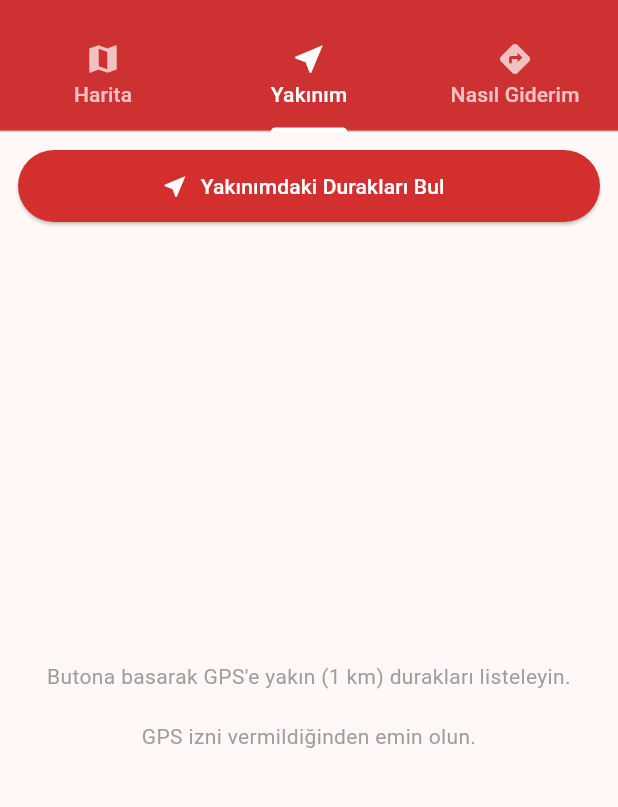
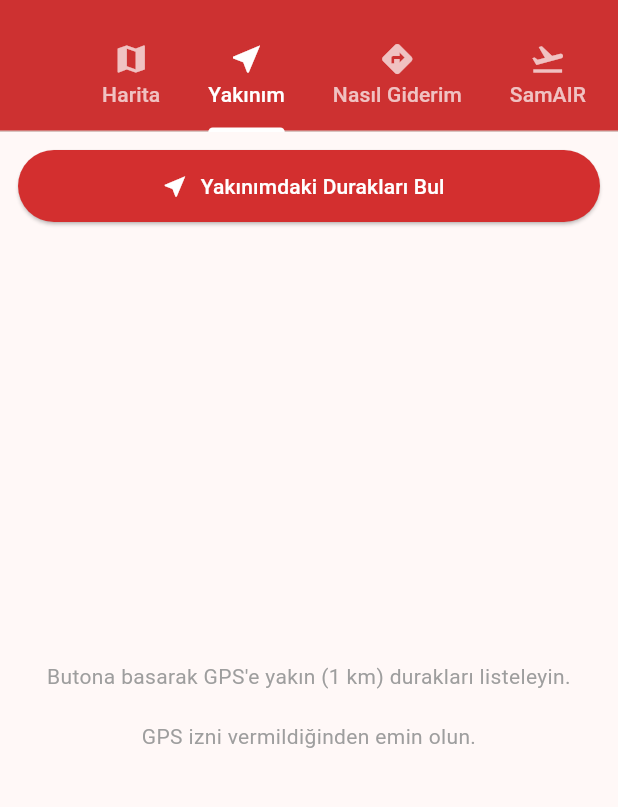
Before and after one commit to tarihcituranx/Samsun-GTFS-RT, a Flutter app: the screen it shows after launch, tab 2 chosen, on a phone screen of 412 x 824 dp, the part 63-870 px from its top. Run offline on Flutter 3.47's test engine with Material 3 defaults, Android fonts, the phone set to English and light mode, and no system bars; our stand-ins replace flutter_map, geolocator, latlong2, sqflite; accounts and stored records are empty; network calls fail.

Commit message:
feat(mobile): Restore all lost features - Live Tracking, SamAIR, Price Service, Tramway Priority

```diff
--- a/samsun_mobil/samsun_mobil_app/lib/screens/home_screen.dart
+++ b/samsun_mobil/samsun_mobil_app/lib/screens/home_screen.dart
@@ -1,4 +1,5 @@
 
+import 'dart:async';
 import 'dart:math' as math;
 import 'package:flutter/material.dart';
 import 'package:flutter_map/flutter_map.dart';
@@ -6,6 +7,8 @@ import 'package:latlong2/latlong.dart';
 import 'package:geolocator/geolocator.dart';
 import '../services/db_service.dart';
 import '../services/api_service.dart';
+import '../services/price_service.dart';
+import 'samair_screen.dart';
 
 class HomeScreen extends StatefulWidget {
   const HomeScreen({Key? key}) : super(key: key);
@@ -27,6 +30,10 @@ class _HomeScreenState extends State<HomeScreen> with SingleTickerProviderStateM
   bool _isRouting = false;
 
   List<dynamic> _yaklasanAraclar = [];
+  List<Map<String, dynamic>> _liveVehicles = [];
+  String? _activeLineCode;
+  Timer? _liveTimer;
+  Map<String, double> _prices = {};
   LatLng _myLocation = const LatLng(41.2867, 36.3300);
 
   final TextEditingController _hedefCtrl = TextEditingController();
@@ -34,16 +41,36 @@ class _HomeScreenState extends State<HomeScreen> with SingleTickerProviderStateM
   @override
   void initState() {
     super.initState();
-    _tabController = TabController(length: 3, vsync: this);
+    _tabController = TabController(length: 4, vsync: this);
     _loadDuraklar();
     _getLocation();
+    _loadPrices();
   }
 
   @override
   void dispose() {
+    _liveTimer?.cancel();
     _tabController.dispose();
     _hedefCtrl.dispose();
     super.dispose();
+  }
+
+  Future<void> _loadPrices() async {
+    final p = await PriceService.fetchPrices();
+    if (mounted) setState(() => _prices = p);
+  }
+
+  void _startLiveTracking(String lineCode) {
+    _liveTimer?.cancel();
+    _activeLineCode = lineCode;
+    _fetchLiveVehicles();
+    _liveTimer = Timer.periodic(const Duration(seconds: 15), (_) => _fetchLiveVehicles());
+  }
+
+  Future<void> _fetchLiveVehicles() async {
+    if (_activeLineCode == null) return;
+    final vehicles = await ApiService.getHattakiAraclar(_activeLineCode!);
+    if (mounted) setState(() => _liveVehicles = vehicles);
   }
 
   Future<void> _getLocation() async {
@@ -138,6 +165,12 @@ class _HomeScreenState extends State<HomeScreen> with SingleTickerProviderStateM
             _tabController.animateTo(0);
           }
         });
+        // Rotanın ilk hattı için canlı izlemeyi başlat
+        final firstCode = routes[0]['desc']?.toString() ?? '';
+        final codeMatch = RegExp(r'([A-Z0-9]+) hattına').firstMatch(firstCode);
+        if (codeMatch != null) {
+          _startLiveTracking(codeMatch.group(1)!);
+        }
         _showRouteSheet();
       } else {
         _showError("Bu güzergah için rota bulunamadı. Farklı bir bölge adı deneyin.");
@@ -219,10 +252,12 @@ class _HomeScreenState extends State<HomeScreen> with SingleTickerProviderStateM
           indicatorColor: Colors.white,
           labelColor: Colors.white,
           unselectedLabelColor: Colors.white70,
+          isScrollable: true,
           tabs: const [
             Tab(icon: Icon(Icons.map), text: "Harita"),
             Tab(icon: Icon(Icons.near_me), text: "Yakınım"),
             Tab(icon: Icon(Icons.directions), text: "Nasıl Giderim"),
+            Tab(icon: Icon(Icons.flight_takeoff), text: "SamAIR"),
           ],
         ),
       ),
@@ -254,8 +289,20 @@ class _HomeScreenState extends State<HomeScreen> with SingleTickerProviderStateM
                           point: _myLocation, width: 36, height: 36,
                           child: const Icon(Icons.my_location, color: Colors.blue, size: 30),
                         ),
+                        // Canlı araçları göster
+                        ..._liveVehicles.map((v) => Marker(
+                          point: LatLng(v['lat'] as double, v['lon'] as double),
+                          width: 36, height: 36,
+                          child: Container(
+                            decoration: BoxDecoration(
+                              color: Colors.red.shade700,
+                              shape: BoxShape.circle,
+                              border: Border.all(color: Colors.white, width: 2),
+                            ),
+                            child: const Center(child: Icon(Icons.directions_bus, color: Colors.white, size: 18)),
+                          ),
+                        )).toList(),
                         ...() {
-                          // Sadece konuma en yakın 300 durağı haritada göster (performans için)
                           var sortedDuraklar = List<Map<String, dynamic>>.from(_duraklar);
                           sortedDuraklar.sort((a, b) {
                             double da = _hav(_myLocation.latitude, _myLocation.longitude, (a['lat'] as num).toDouble(), (a['lon'] as num).toDouble());
@@ -385,13 +432,18 @@ class _HomeScreenState extends State<HomeScreen> with SingleTickerProviderStateM
                 ...List.generate(_routeResults.length, (i) {
                   final r = _routeResults[i];
                    final isDirect = r['type'] == 'DIRECT';
+                   final tamFiyat = _prices['TAM']?.toStringAsFixed(2) ?? '17.00';
                    return Card(
                     color: isDirect ? Colors.green.shade50 : Colors.amber.shade50,
                     child: ListTile(
                        leading: Icon(isDirect ? Icons.directions_bus : Icons.transfer_within_a_station,
                            color: isDirect ? Colors.green : Colors.amber.shade800),
                        title: Text(isDirect ? "✅ Direkt Hat" : "🔄 Aktarmalı Rota"),
-                      subtitle: Text(r['desc'] ?? ''),
+                       subtitle: Column(crossAxisAlignment: CrossAxisAlignment.start, children: [
+                         Text(r['desc'] ?? ''),
+                         const SizedBox(height: 4),
+                         Text('💰 Ücret: $tamFiyat ₺', style: TextStyle(color: Colors.green.shade700, fontWeight: FontWeight.bold, fontSize: 12)),
+                       ]),
                        onTap: () {
                          final coords = r['polyline'] as List;
                          setState(() => _routePolyline = coords.map((c) => LatLng(c[0] as double, c[1] as double)).toList());
@@ -403,6 +455,8 @@ class _HomeScreenState extends State<HomeScreen> with SingleTickerProviderStateM
                ],
              ]),
            ),
+
+           // TAB 4: SAMAIR
            const SamAirScreen(),
         ],
       ),
--- /dev/null
+++ b/samsun_mobil/samsun_mobil_app/lib/services/price_service.dart
@@ -0,0 +1,50 @@
+import 'package:http/http.dart' as http;
+
+class PriceService {
+  // samulas.com.tr'den güncel bilet fiyatlarını çeker
+  static Future<Map<String, double>> fetchPrices() async {
+    Map<String, double> prices = {};
+    try {
+      final response = await http.get(
+        Uri.parse('https://www.samulas.com.tr'),
+        headers: {
+          'User-Agent': 'Mozilla/5.0 (Linux; Android 10; K) AppleWebKit/537.36',
+        },
+      ).timeout(const Duration(seconds: 10));
+
+      if (response.statusCode == 200) {
+        final body = response.body;
+
+        // Regex ile fiyat bilgilerini çek
+        // Örn: "17,00", "12,00" gibi değerleri yakala
+        final priceRegex = RegExp(r'(\d+)[,.](\d{2})\s*(?:TL|₺)');
+        final matches = priceRegex.allMatches(body);
+
+        List<double> foundPrices = [];
+        for (var m in matches) {
+          final val = double.tryParse('${m.group(1)}.${m.group(2)}');
+          if (val != null && val > 1 && val < 500) {
+            foundPrices.add(val);
+          }
+        }
+
+        // Hat kodu -> fiyat eşleştirmesi (samsun.py HAT_ALIAS mantığı)
+        if (foundPrices.isNotEmpty) {
+          // Sabit bilinen fiyatlar (DB'den de gelebilir, fallback olarak)
+          prices['TAM'] = foundPrices.isNotEmpty ? foundPrices.first : 17.0;
+          prices['INDIRIMLI'] = foundPrices.length > 1 ? foundPrices[1] : 12.0;
+        }
+      }
+    } catch (e) {
+      print("Fiyat çekme hatası: $e");
+    }
+
+    // Fallback fiyatlar
+    if (prices.isEmpty) {
+      prices['TAM'] = 17.0;
+      prices['INDIRIMLI'] = 12.0;
+    }
+
+    return prices;
+  }
+}
```
Also changed, not shown: samsun_mobil/samsun_mobil_app/lib/screens/samair_screen.dart (added, +167 -0 lines), samsun_mobil/samsun_mobil_app/lib/services/api_service.dart (+41 -0 lines), samsun_mobil/samsun_mobil_app/lib/services/db_service.dart (+10 -2 lines), samsun_mobil/samsun_mobil_app/lib/services/samair_service.dart (added, +50 -0 lines). Lines whose indentation alone changed are shown as unchanged.
